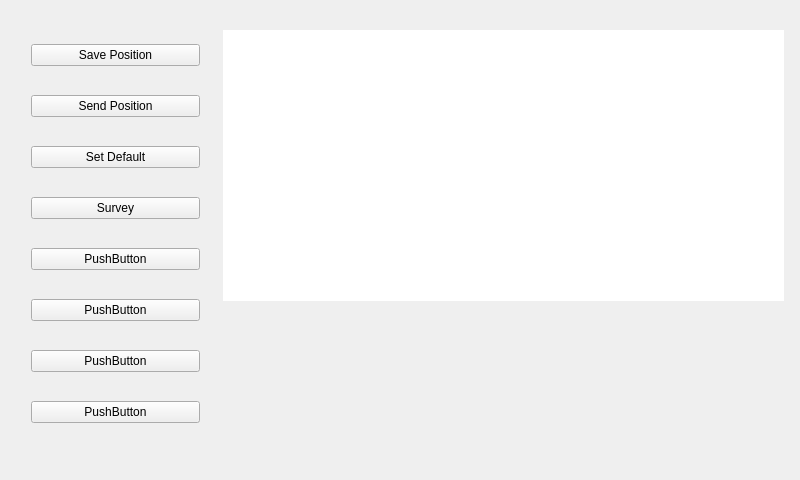
carlosguerrerobuenrostro/TGRC, file dialog.ui: the form before one commit.
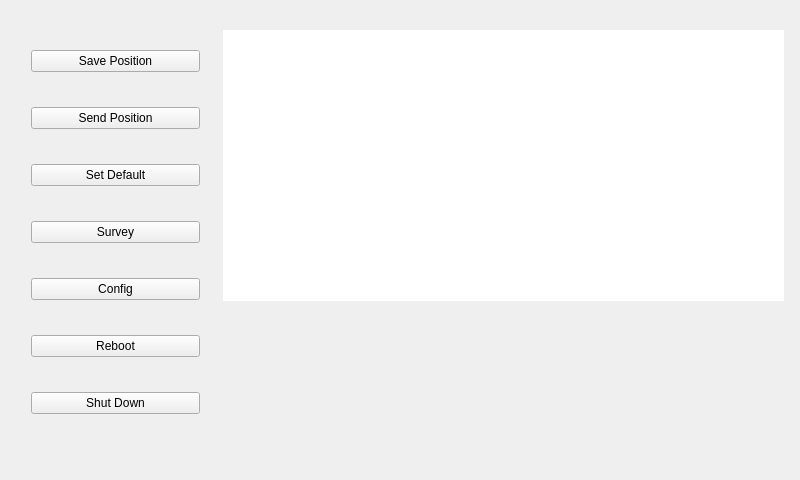
The form after the commit. The open tabs and pages were chosen to show the change. Custom widgets are drawn as their Qt base class.

```diff
--- a/dialog.ui
+++ b/dialog.ui
@@ -578,28 +578,21 @@
       <item>
        <widget class="QPushButton" name="pushButton_6">
         <property name="text">
-         <string>PushButton</string>
+         <string>Config</string>
         </property>
        </widget>
       </item>
       <item>
        <widget class="QPushButton" name="pushButton_8">
         <property name="text">
-         <string>PushButton</string>
+         <string>Reboot</string>
         </property>
        </widget>
       </item>
       <item>
        <widget class="QPushButton" name="pushButton_9">
         <property name="text">
-         <string>PushButton</string>
-        </property>
-       </widget>
-      </item>
-      <item>
-       <widget class="QPushButton" name="pushButton_7">
-        <property name="text">
-         <string>PushButton</string>
+         <string>Shut Down</string>
         </property>
        </widget>
       </item>
```
Left out of the diff: 8 changed lines with no effect on the pictures.
